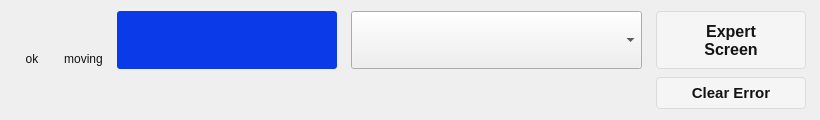
pcdshub/pcdswidgets, file pcdswidgets/ui/motion/common/motor_state_mover.ui: the form before one commit.
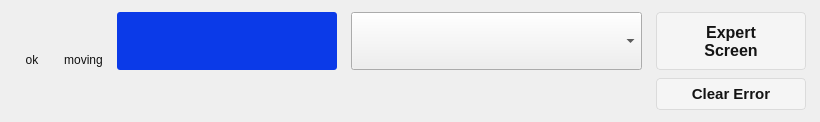
The form after the commit. Custom widgets are drawn as their Qt base class.

Patch:
```diff
--- a/pcdswidgets/ui/motion/common/motor_state_mover.ui
+++ b/pcdswidgets/ui/motion/common/motor_state_mover.ui
@@ -7,7 +7,7 @@
     <x>0</x>
     <y>0</y>
     <width>820</width>
-    <height>120</height>
+    <height>122</height>
    </rect>
   </property>
   <property name="windowTitle">
@@ -486,10 +486,13 @@
            <string>color: rgb(125, 125, 125); background: transparent;</string>
           </property>
           <property name="alignment">
-           <set>Qt::AlignLeft|Qt::AlignVCenter</set>
+           <set>Qt::AlignLeading|Qt::AlignLeft|Qt::AlignVCenter</set>
           </property>
           <property name="channel">
-           <string>ca://${MOTOR}:STATE:ERRID_RBV</string>
+           <string>ca://${MOTOR}:STATE:ERRMSG_RBV</string>
+          </property>
+          <property name="displayFormat">
+           <enum>PyDMLabel::String</enum>
           </property>
          </widget>
         </item>
```
Left out of the diff: 50 changed lines with no effect on the pictures. Lines whose indentation alone changed are shown as unchanged.
